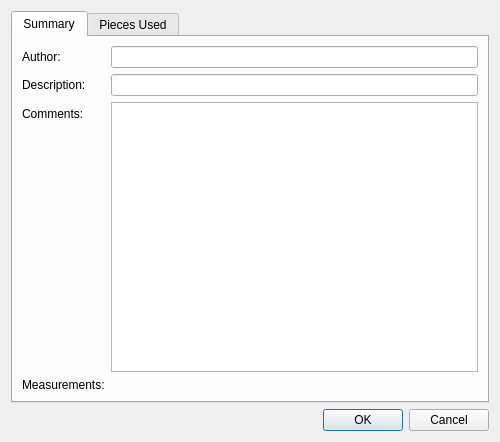
First picture: the form in qt/lc_qpropertiesdialog.ui, repository nathaneltitane/studworx, before the edit.
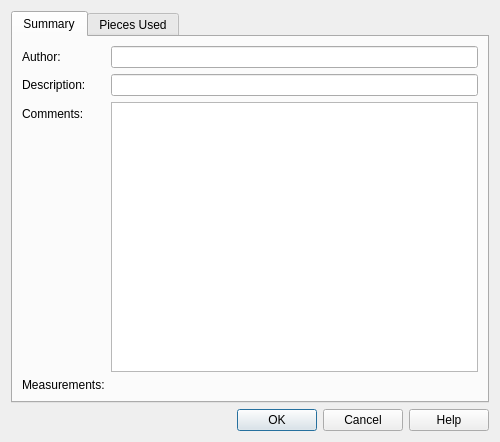
Second picture: the form after the edit. Custom widgets are drawn as their Qt base class.

Commit message: Add help for model information, categories, colors, and updates

```diff
--- a/qt/lc_qpropertiesdialog.ui
+++ b/qt/lc_qpropertiesdialog.ui
@@ -123,7 +123,7 @@
       <enum>Qt::Horizontal</enum>
      </property>
      <property name="standardButtons">
-      <set>QDialogButtonBox::Cancel|QDialogButtonBox::Ok</set>
+      <set>QDialogButtonBox::Cancel|QDialogButtonBox::Help|QDialogButtonBox::Ok</set>
      </property>
     </widget>
    </item>
```
Left out of the diff: 63 changed lines with no effect on the pictures. The commit also changes 16 other files.
